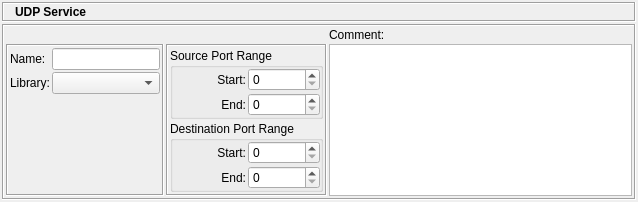
Before: the Qt Designer form src/gui/udpservicedialog_q.ui in fwbuilder/fwbuilder, drawn with Qt 5.
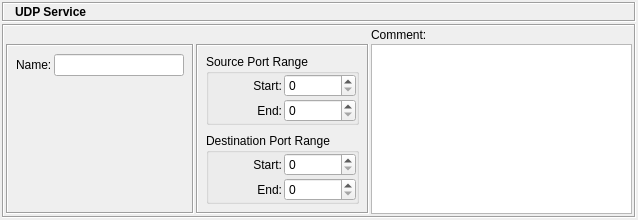
After: the same form once the commit is applied. Icons and pictures are not drawn.

Commit message: Removed "Library" from all object dialogs; some dialogs tidying

Diff of the .ui file:
```diff
--- a/src/gui/udpservicedialog_q.ui
+++ b/src/gui/udpservicedialog_q.ui
@@ -200,22 +200,22 @@
           </property>
           <layout class="QGridLayout" >
            <property name="leftMargin" >
-            <number>2</number>
+            <number>8</number>
            </property>
            <property name="topMargin" >
-            <number>2</number>
+            <number>8</number>
            </property>
            <property name="rightMargin" >
-            <number>2</number>
+            <number>8</number>
            </property>
            <property name="bottomMargin" >
-            <number>2</number>
+            <number>8</number>
            </property>
            <property name="horizontalSpacing" >
             <number>2</number>
            </property>
            <property name="verticalSpacing" >
-            <number>2</number>
+            <number>8</number>
            </property>
            <item row="0" column="0" >
             <widget class="QGroupBox" name="groupBox1" >
@@ -376,13 +376,13 @@
           </property>
           <layout class="QGridLayout" >
            <property name="leftMargin" >
-            <number>2</number>
+            <number>8</number>
            </property>
            <property name="topMargin" >
-            <number>2</number>
+            <number>8</number>
            </property>
            <property name="rightMargin" >
-            <number>2</number>
+            <number>8</number>
            </property>
            <property name="bottomMargin" >
             <number>2</number>
@@ -391,7 +391,7 @@
             <number>2</number>
            </property>
            <property name="verticalSpacing" >
-            <number>2</number>
+            <number>8</number>
            </property>
            <item row="2" column="1" >
             <spacer>
@@ -409,16 +409,6 @@
              </property>
             </spacer>
            </item>
-           <item row="1" column="0" >
-            <widget class="QLabel" name="textLabel1_2" >
-             <property name="text" >
-              <string>Library:</string>
-             </property>
-             <property name="wordWrap" >
-              <bool>false</bool>
-             </property>
-            </widget>
-           </item>
            <item row="0" column="0" >
             <widget class="QLabel" name="textLabel1" >
              <property name="text" >
@@ -437,15 +427,11 @@
                <verstretch>0</verstretch>
               </sizepolicy>
              </property>
-            </widget>
-           </item>
-           <item row="1" column="1" >
-            <widget class="QComboBox" name="libs" >
-             <property name="sizePolicy" >
-              <sizepolicy vsizetype="Fixed" hsizetype="Preferred" >
-               <horstretch>0</horstretch>
-               <verstretch>0</verstretch>
-              </sizepolicy>
+             <property name="minimumSize" >
+              <size>
+               <width>130</width>
+               <height>0</height>
+              </size>
              </property>
             </widget>
            </item>
```
Left out of the diff: 17 changed lines with no effect on the pictures. The commit also changes 41 other files.
